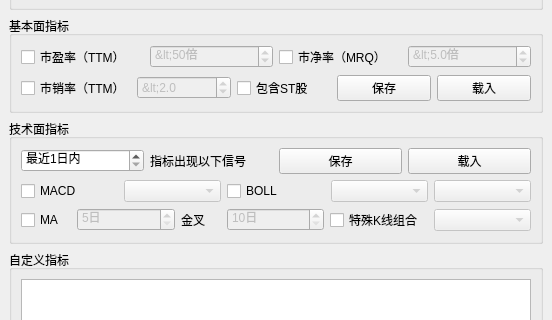
This is QtDesign/StockFinder.ui in victor647/QuantumStockTrade as Qt 5 draws it before an edit; both pictures show x 0 to 552 and y 96 to 416 of the 552 by 610 pixel window. The edited form follows.
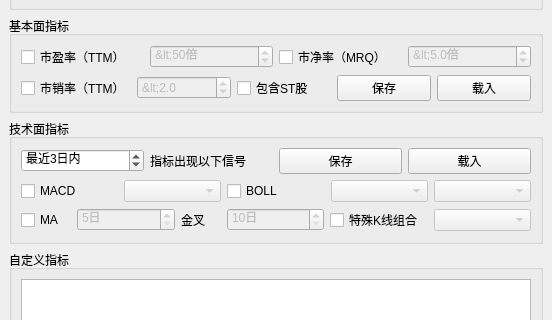
This is the edited form.

```diff
--- a/QtDesign/StockFinder.ui
+++ b/QtDesign/StockFinder.ui
@@ -398,10 +398,10 @@
             <number>1</number>
            </property>
            <property name="maximum">
-            <number>10</number>
+            <number>100</number>
            </property>
            <property name="value">
-            <number>1</number>
+            <number>3</number>
            </property>
           </widget>
          </item>
```
